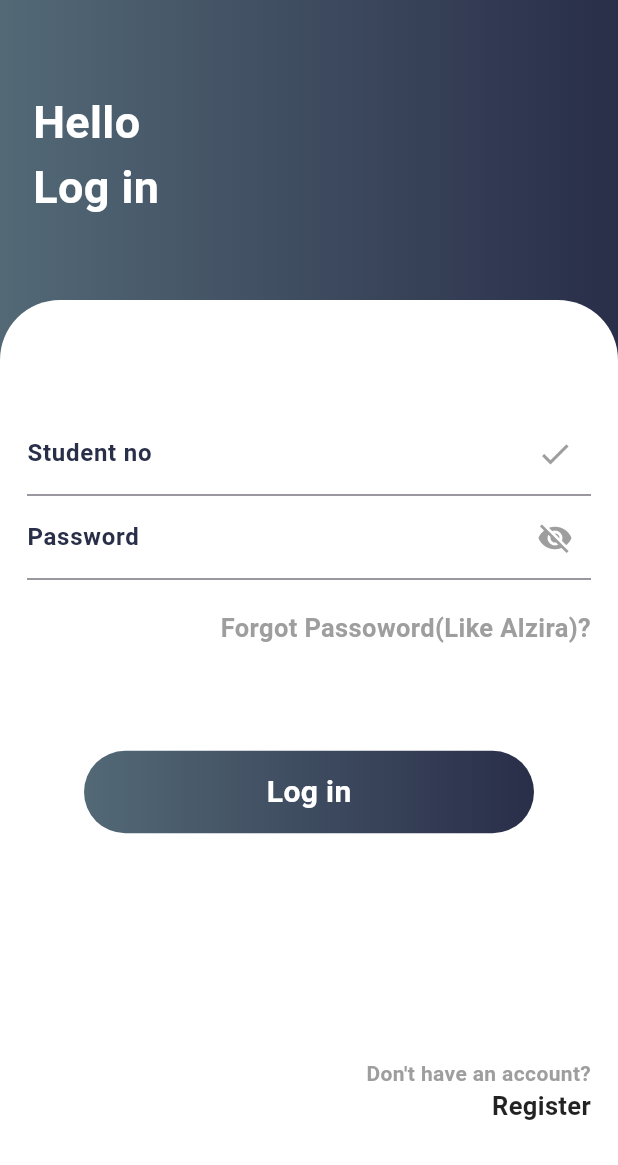
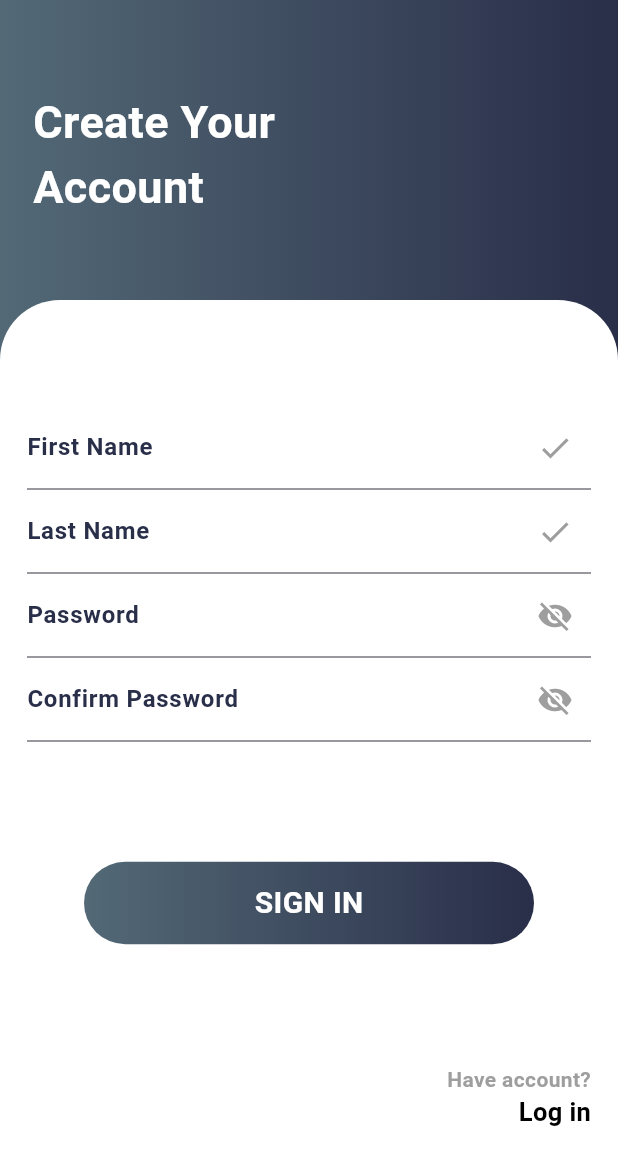
Before and after one commit to sein-pr/classrapp, a Flutter app: the screen it shows after launch, on a phone screen of 412 x 824 dp. Shown: the top 1165 px of the screen. Run offline on Flutter 3.47's test engine with Material 3 defaults, Android fonts, the phone set to English and light mode, and no system bars.

Commit message:
Layout for the basic register screen

```diff
--- a/lib/main.dart
+++ b/lib/main.dart
@@ -1,3 +1,4 @@
+import 'package:classrapp/screens/auth/register_screen.dart';
 import 'package:classrapp/screens/splash/splash.dart';
 import 'package:flutter/material.dart';
 
@@ -51,7 +52,7 @@ class _MyAppState extends State<MyApp> {
           ),
         ),
       ),
-      home: const SplashScreen(),
+      home: const RegisterScreen(),
     );
   }
 }
--- a/lib/screens/auth/register_screen.dart
+++ b/lib/screens/auth/register_screen.dart
@@ -1,7 +1,7 @@
 import 'package:flutter/material.dart';
 
-class RegScreen extends StatelessWidget {
-  const RegScreen({Key? key}) : super(key: key);
+class RegisterScreen extends StatelessWidget {
+  const RegisterScreen({Key? key}) : super(key: key);
 
   @override
   Widget build(BuildContext context) {
@@ -13,8 +13,8 @@ class RegScreen extends StatelessWidget {
               width: double.infinity,
               decoration: const BoxDecoration(
                 gradient: LinearGradient(colors: [
-                  Color(0xffB81736),
-                  Color(0xff281537),
+                        Color(0xFF536976),
+                        Color(0xFF292e49),
                 ]),
               ),
               child: const Padding(
@@ -46,18 +46,18 @@ class RegScreen extends StatelessWidget {
                       const TextField(
                         decoration: InputDecoration(
                             suffixIcon: Icon(Icons.check,color: Colors.grey,),
-                            label: Text('Full Name',style: TextStyle(
+                            label: Text('First Name',style: TextStyle(
                               fontWeight: FontWeight.bold,
-                              color:Color(0xffB81736),
+                              color:Color(0xFF292e49),
                             ),)
                         ),
                       ),
                       const TextField(
                         decoration: InputDecoration(
                             suffixIcon: Icon(Icons.check,color: Colors.grey,),
-                            label: Text('Phone or Gmail',style: TextStyle(
+                            label: Text('Last Name',style: TextStyle(
                               fontWeight: FontWeight.bold,
-                              color:Color(0xffB81736),
+                              color:Color(0xFF292e49),
                             ),)
                         ),
                       ),
@@ -66,16 +66,16 @@ class RegScreen extends StatelessWidget {
                             suffixIcon: Icon(Icons.visibility_off,color: Colors.grey,),
                             label: Text('Password',style: TextStyle(
                               fontWeight: FontWeight.bold,
-                              color:Color(0xffB81736),
+                              color:Color(0xFF292e49),
                             ),)
                         ),
                       ),
                       const TextField(
                         decoration: InputDecoration(
                             suffixIcon: Icon(Icons.visibility_off,color: Colors.grey,),
-                            label: Text('Conform Password',style: TextStyle(
+                            label: Text('Confirm Password',style: TextStyle(
                               fontWeight: FontWeight.bold,
-                              color:Color(0xffB81736),
+                              color:Color(0xFF292e49),
                             ),)
                         ),
                       ),
@@ -89,8 +89,8 @@ class RegScreen extends StatelessWidget {
                           borderRadius: BorderRadius.circular(30),
                           gradient: const LinearGradient(
                               colors: [
-                                Color(0xffB81736),
-                                Color(0xff281537),
+                                Color(0xFF536976),
+                                Color(0xFF292e49),
                               ]
                           ),
                         ),
@@ -107,11 +107,11 @@ class RegScreen extends StatelessWidget {
                           mainAxisAlignment: MainAxisAlignment.end,
                           crossAxisAlignment: CrossAxisAlignment.end,
                           children: [
-                            Text("Don't have account?",style: TextStyle(
+                            Text("Have account?",style: TextStyle(
                                 fontWeight: FontWeight.bold,
                                 color: Colors.grey
                             ),),
-                            Text("Sign up",style: TextStyle(///done login page
+                            Text("Log in",style: TextStyle(
                                 fontWeight: FontWeight.bold,
                                 fontSize: 17,
                                 color: Colors.black
--- a/lib/screens/splash/splash.dart
+++ b/lib/screens/splash/splash.dart
@@ -1,4 +1,5 @@
 import 'package:classrapp/screens/auth/login_screen.dart';
+import 'package:classrapp/screens/auth/register_screen.dart';
 import 'package:flutter/material.dart';
 import 'package:classrapp/screens/home/home_screen.dart';
 import 'package:classrapp/utils/constants.dart';
@@ -22,7 +23,7 @@ class _SplashScreenState extends State<SplashScreen> {
     Future.delayed(const Duration(seconds: 5), () {
       Navigator.pushReplacement(
         context,
-        MaterialPageRoute(builder: (context) => LoginScreen()),
+        MaterialPageRoute(builder: (context) => RegisterScreen()),
       );
     });
   }
```
